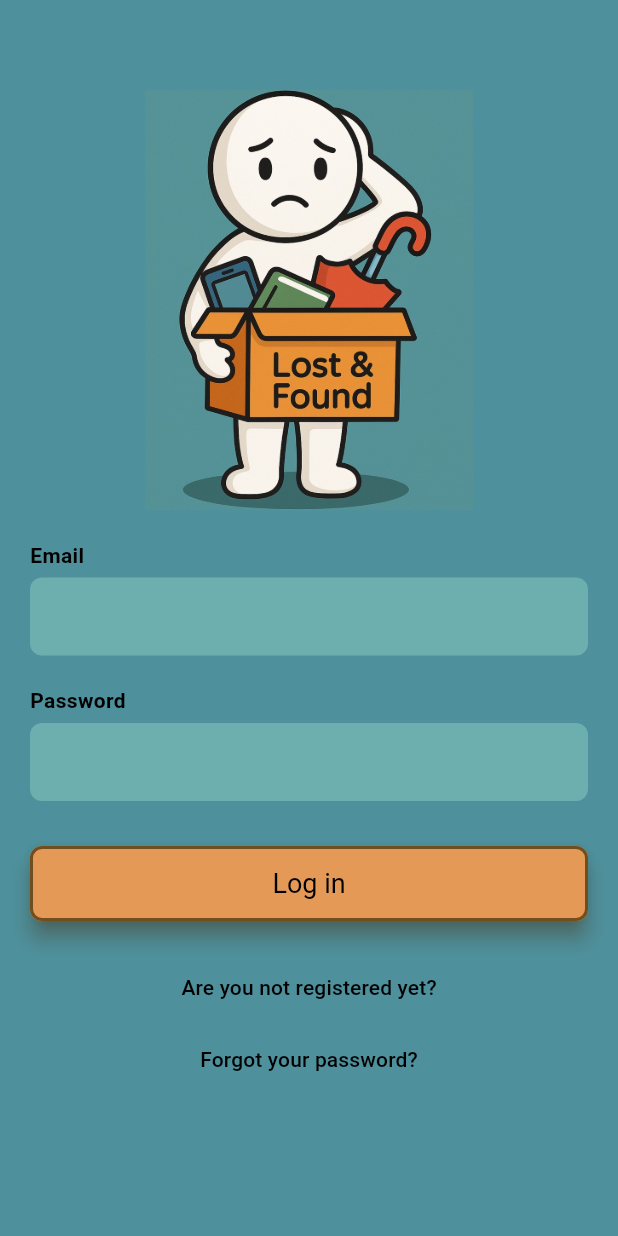
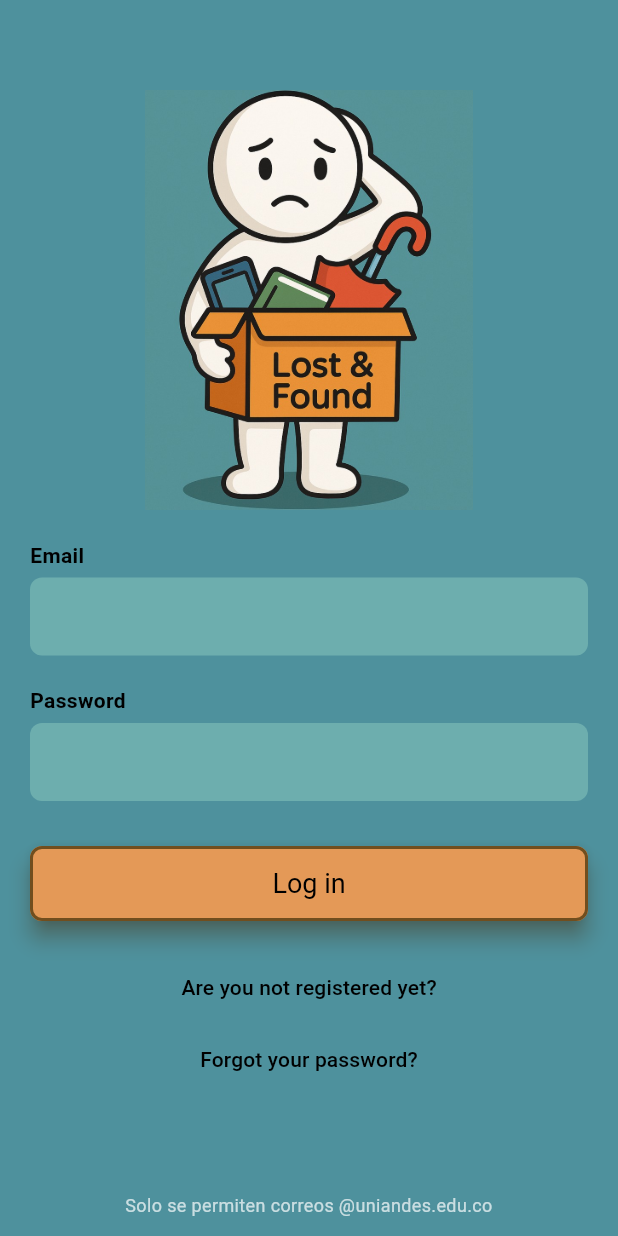
Before and after one commit to pontoandres/Group-16-LostAndFound, a Flutter app: the screen it shows after launch, on a phone screen of 412 x 824 dp. Run offline on Flutter 3.47's test engine with Material 3 defaults, Android fonts, the phone set to English and light mode, and no system bars; our stand-ins replace image_picker, supabase_flutter; accounts and stored records are empty.

Commit message:
Button routing bug fixed

```diff
--- a/flutter_app/lib/presentation/login/login_page.dart
+++ b/flutter_app/lib/presentation/login/login_page.dart
@@ -28,12 +28,17 @@ class _LoginForm extends StatelessWidget {
         child: Column(
           children: [
             const SizedBox(height: 40),
+
+
             Image.asset('assets/images/login.png', height: 280),
 
             const SizedBox(height: 20),
             const Align(
               alignment: Alignment.centerLeft,
-              child: Text("Email", style: TextStyle(fontWeight: FontWeight.bold, color: Colors.black)),
+              child: Text(
+                "Email",
+                style: TextStyle(fontWeight: FontWeight.bold, color: Colors.black),
+              ),
             ),
             const SizedBox(height: 5),
             TextField(
@@ -54,7 +59,10 @@ class _LoginForm extends StatelessWidget {
             const SizedBox(height: 20),
             const Align(
               alignment: Alignment.centerLeft,
-              child: Text("Password", style: TextStyle(fontWeight: FontWeight.bold, color: Colors.black)),
+              child: Text(
+                "Password",
+                style: TextStyle(fontWeight: FontWeight.bold, color: Colors.black),
+              ),
             ),
             const SizedBox(height: 5),
             TextField(
@@ -74,6 +82,7 @@ class _LoginForm extends StatelessWidget {
             ),
 
             const SizedBox(height: 30),
+
             SizedBox(
               width: double.infinity,
               height: 50,
@@ -90,13 +99,17 @@ class _LoginForm extends StatelessWidget {
                 onPressed: viewModel.isLoading
                     ? null
                     : () async {
-                        final success = await viewModel.login();
-                        if (success && context.mounted) {
-                          Navigator.pushNamed(context, '/home');
-                        } else if (context.mounted) {
+
+                        if (!viewModel.emailController.text.endsWith('@uniandes.edu.co')) {
                           ScaffoldMessenger.of(context).showSnackBar(
-                            SnackBar(content: Text(viewModel.errorMessage ?? 'Error al iniciar sesión')),
+                            const SnackBar(
+                              content: Text("Solo se permiten correos @uniandes.edu.co"),
+                            ),
                           );
+                        }
+
+                        if (context.mounted) {
+                          Navigator.pushNamed(context, '/feed');
                         }
                       },
                 child: viewModel.isLoading
@@ -108,13 +121,27 @@ class _LoginForm extends StatelessWidget {
             const SizedBox(height: 20),
             TextButton(
               onPressed: () => Navigator.pushNamed(context, '/register'),
-              child: const Text("Are you not registered yet?", style: TextStyle(color: Colors.black)),
+              child: const Text(
+                "Are you not registered yet?",
+                style: TextStyle(color: Colors.black),
+              ),
             ),
             TextButton(
               onPressed: () => Navigator.pushNamed(context, '/forgot_password'),
-              child: const Text("Forgot your password?", style: TextStyle(color: Colors.black)),
+              child: const Text(
+                "Forgot your password?",
+                style: TextStyle(color: Colors.black),
+              ),
             ),
           ],
+        ),
+      ),
+      bottomNavigationBar: const Padding(
+        padding: EdgeInsets.all(12),
+        child: Text(
+          "Solo se permiten correos @uniandes.edu.co",
+          textAlign: TextAlign.center,
+          style: TextStyle(color: Colors.white70, fontSize: 12),
         ),
       ),
     );
--- a/flutter_app/lib/routes/app_routes.dart
+++ b/flutter_app/lib/routes/app_routes.dart
@@ -1,10 +1,10 @@
 import 'package:flutter/material.dart';
 
-// Pantallas de autenticación
+
 import '../presentation/login/login_page.dart';
 import '../presentation/register/register_page.dart';
 import '../presentation/forgot_password/forgot_password.dart';
-
+import '../presentation/feed/feed_page.dart';
 import '../presentation/profile/profile_screen.dart';
 import '../presentation/lost_report/lost_report_screen.dart';
 import '../presentation/claim/claim_object_screen.dart';
@@ -15,7 +15,6 @@ class AppRoutes {
   static const String register = '/register';
   static const String forgotPassword = '/forgot_password';
   static const String feed = '/feed';
-
   static const String profile = '/profile';
   static const String lostReport = '/lost_report';
   static const String foundReport = '/found_report';
@@ -27,7 +26,7 @@ class AppRoutes {
       login: (_) => const LoginPage(),
       register: (_) => const RegisterPage(),
       forgotPassword: (_) => const ForgotPasswordPage(),
-
+      feed: (_) => FeedPage(),
       profile: (_) => const ProfileScreen(),
       lostReport: (_) => const LostReportScreen(),
       claim: (_) => const ClaimObjectScreen(),
```
Also changed, not shown: flutter_app/flutter_01.png (added).
